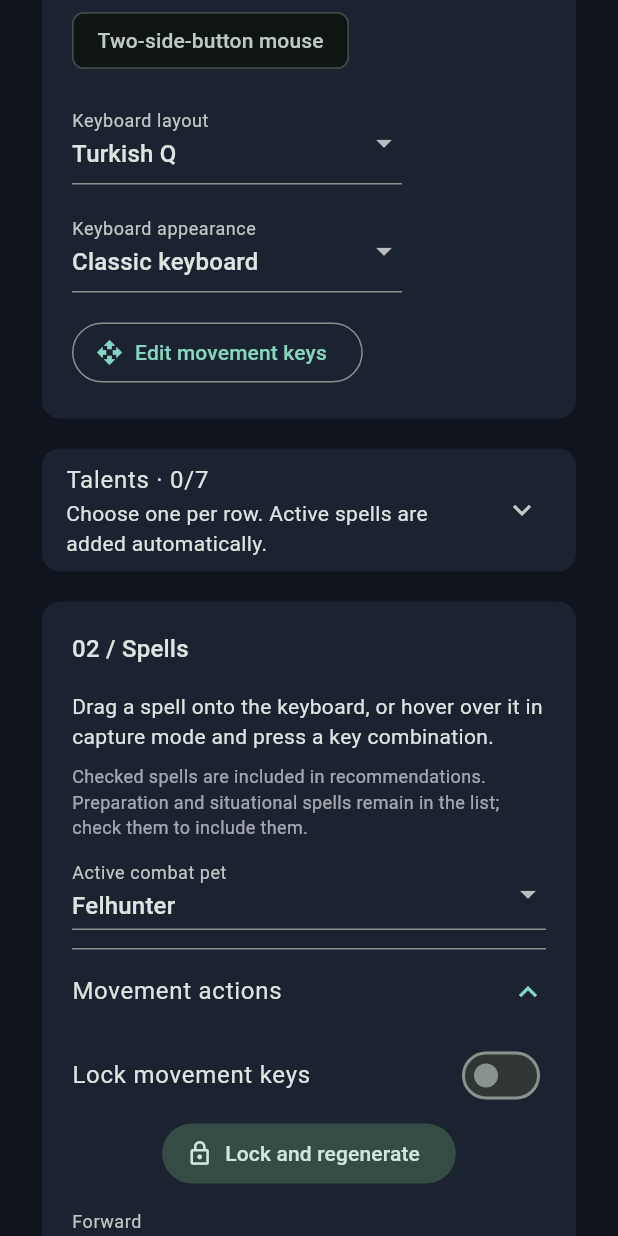
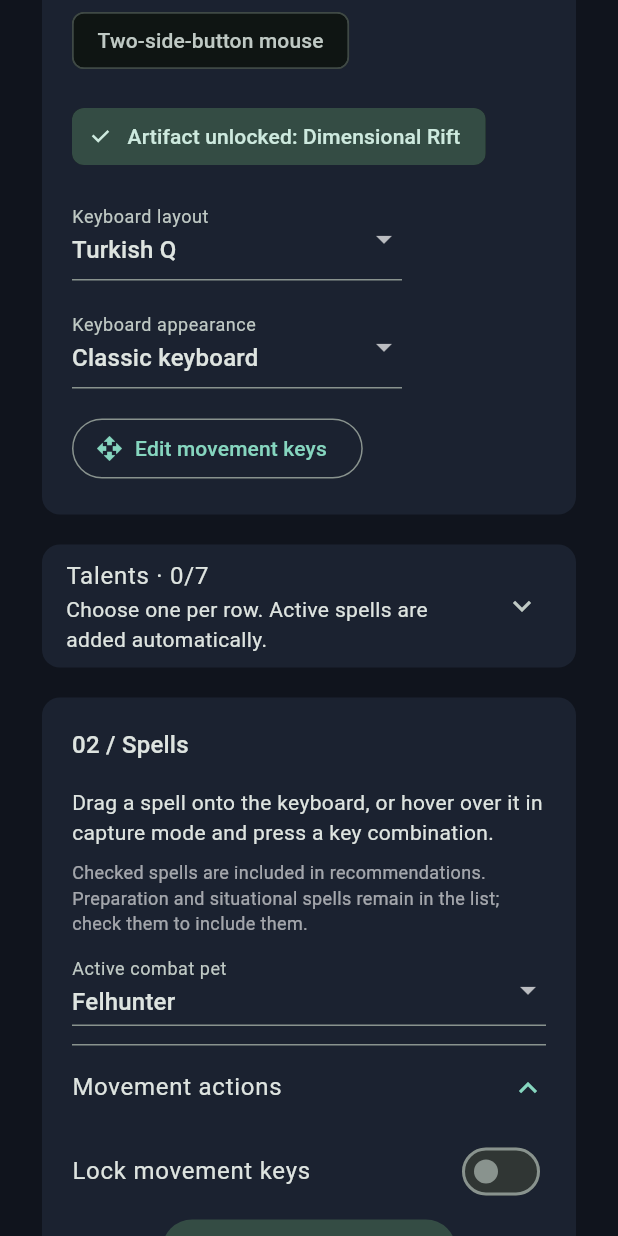
Before and after one commit to Weny-murat/rebound, a Flutter app: the screen it shows after launch, scrolled down 576 dp, on a phone screen of 412 x 824 dp. Run offline on Flutter 3.47's test engine with Material 3 defaults, Android fonts, the phone set to English and light mode, and no system bars; our stand-ins replace material_ui; missing offline and left inert: file_selector.

Commit message:
Audit Destruction spells and add artifact-aware recommendations

```diff
--- a/lib/main.dart
+++ b/lib/main.dart
@@ -368,6 +368,8 @@ class _WorkshopState extends State<Workshop> {
                             );
                             profile = Profile(s)
                               ..mouseoverCombatRez = profile.mouseoverCombatRez
+                              ..artifactAbilityEnabled =
+                                  profile.artifactAbilityEnabled
                               ..keyboardLayout = profile.keyboardLayout
                               ..keyboardAppearance = profile.keyboardAppearance
                               ..sideButtons = profile.sideButtons
@@ -388,6 +390,14 @@ class _WorkshopState extends State<Workshop> {
                     label: const Text('Two-side-button mouse'),
                     onSelected: (v) => setState(() => profile.sideButtons = v),
                   ),
+                  if (profile.spec == 'Warlock · Destruction')
+                    FilterChip(
+                      selected: profile.artifactAbilityEnabled,
+                      label: const Text('Artifact unlocked: Dimensional Rift'),
+                      onSelected: (value) => setState(
+                        () => profile.setArtifactAbilityEnabled(value),
+                      ),
+                    ),
                   SizedBox(
                     width: 220,
                     child: DropdownButtonFormField<String>(
--- a/lib/model.dart
+++ b/lib/model.dart
@@ -97,6 +97,7 @@ const catalogs = <String, List<Ability>>{
     Ability(17962, 'Conflagrate', 'Frequent use'),
     Ability(116858, 'Chaos Bolt', 'Frequent use'),
     Ability(5740, 'Rain of Fire', 'Area effect'),
+    Ability(196586, 'Dimensional Rift', 'Artifact'),
     Ability(80240, 'Havoc', 'Utility'),
     Ability(104773, 'Unending Resolve', 'Defensive'),
     ...warlockCommon,
@@ -213,6 +214,12 @@ class Profile {
   String keyboardLayout = 'tr';
   String keyboardAppearance = 'classic';
   bool mouseoverCombatRez = false;
+  bool artifactAbilityEnabled = true;
+  void setArtifactAbilityEnabled(bool value) {
+    artifactAbilityEnabled = value;
+    suggest(preserveBindings: true);
+  }
+
   List<List<String>> get displayedKeyboardRows =>
       keyboardLayout == 'en' ? englishKeyboardRows : keyboardRows;
   String activePet = 'felhunter';
@@ -281,8 +288,10 @@ class Profile {
   Iterable<Talent> get chosenTalents => talentRows
       .expand((r) => r)
       .where((t) => selectedTalents.containsValue(t.id));
-  Set<int> get hiddenAbilities =>
-      chosenTalents.expand((t) => t.replaces).toSet();
+  Set<int> get hiddenAbilities => {
+    ...chosenTalents.expand((t) => t.replaces),
+    if (!artifactAbilityEnabled) 196586,
+  };
   List<Ability> get available {
     final granted = chosenTalents.expand((t) => t.grants).toList();
     final all = <int, Ability>{};
@@ -546,6 +555,7 @@ class Profile {
     'keyboardLayout': keyboardLayout,
     'keyboardAppearance': keyboardAppearance,
     'mouseoverCombatRez': mouseoverCombatRez,
+    'artifactAbilityEnabled': artifactAbilityEnabled,
     'movement': movement,
     'movementLocked': movementLocked,
     'excludedKeys': excludedKeys.toList(),
@@ -561,6 +571,7 @@ class Profile {
     final p = Profile(data['spec'] as String);
     p.sideButtons = data['sideButtons'] as bool;
     p.mouseoverCombatRez = data['mouseoverCombatRez'] as bool? ?? false;
+    p.artifactAbilityEnabled = data['artifactAbilityEnabled'] as bool? ?? true;
     if (keyboardLayouts.containsKey(data['keyboardLayout'])) {
       p.keyboardLayout = data['keyboardLayout'] as String;
     }
@@ -591,10 +602,12 @@ class Profile {
     p.enabled
       ..clear()
       ..addAll((data['enabled'] as List).cast<int>());
+    var catalogExpanded = false;
     for (final ability in catalogs[p.spec]!) {
       if (!p.abilities.any((a) => a.id == ability.id)) {
         p.abilities.add(ability);
         p.enabled.add(ability.id);
+        catalogExpanded = true;
       }
     }
     (data['bindings'] as Map).forEach((k, v) {
@@ -618,6 +631,8 @@ class Profile {
     if (data['recommendationVersion'] != 3) {
       p.suggest();
       p.recommendationMigrated = true;
+    } else if (catalogExpanded) {
+      p.suggest(preserveBindings: true);
     }
     return p;
   }
--- a/lib/recommendation_rules.dart
+++ b/lib/recommendation_rules.dart
@@ -47,6 +47,32 @@ Recommendation recommendAbility(
   Set<int> talents,
   String pet,
 ) {
+  if (spec == 'Warlock · Destruction') {
+    if (id == 196586) {
+      return const Recommendation(
+        17,
+        'Artifact combat ability: prioritize an easy Normal key. Disable if your character has not unlocked it.',
+      );
+    }
+    if (id == 1454) {
+      if (talents.contains(205148)) {
+        return const Recommendation(
+          null,
+          'Reverse Entropy restores mana through Chaos Bolt / Rain of Fire; Life Tap is optional backup, not a core binding.',
+        );
+      }
+      if (talents.contains(235157)) {
+        return const Recommendation(
+          18,
+          'Empowered Life Tap: maintain the damage buff as well as mana; easy Normal access.',
+        );
+      }
+      return const Recommendation(
+        22,
+        'Mana recovery: retain Normal access after primary damage spells.',
+      );
+    }
+  }
   if (id == 20707 || id == 61999) {
     return const Recommendation(
       29,
```
Also changed, not shown: assets/spells/sources.json (+7 -0 lines), assets/spells/196586.png (added), 4 other files.
